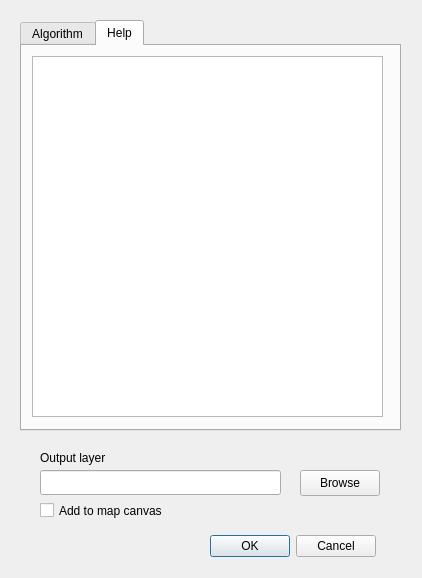
Qt form uifiles/ui_maxp.ui (clusterpy/clusterpy_qgis_plugin) before a commit.
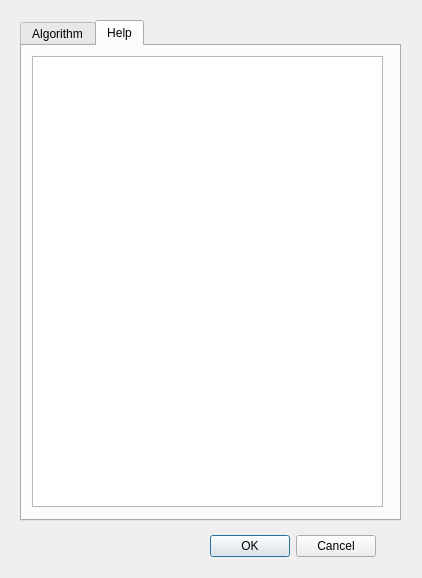
The same form after that commit. The open tabs and pages were chosen to show the change.

Commit message:
Move elements in maxp dialog
Moved the output options inside the algorithm tab.

Diff of the .ui file:
```diff
--- a/uifiles/ui_maxp.ui
+++ b/uifiles/ui_maxp.ui
@@ -50,7 +50,7 @@
      <x>20</x>
      <y>20</y>
      <width>381</width>
-     <height>411</height>
+     <height>501</height>
     </rect>
    </property>
    <property name="currentIndex">
@@ -229,28 +229,11 @@
       </layout>
      </widget>
     </widget>
-   </widget>
-   <widget class="QWidget" name="tab_2">
-    <attribute name="title">
-     <string>Help</string>
-    </attribute>
-    <widget class="QTextBrowser" name="help_browser">
-     <property name="geometry">
-      <rect>
-       <x>10</x>
-       <y>10</y>
-       <width>351</width>
-       <height>361</height>
-      </rect>
-     </property>
-    </widget>
-   </widget>
-  </widget>
   <widget class="QPushButton" name="browse_button">
    <property name="geometry">
     <rect>
-     <x>300</x>
-     <y>470</y>
+       <x>280</x>
+       <y>410</y>
      <width>80</width>
      <height>26</height>
     </rect>
@@ -262,31 +245,18 @@
   <widget class="QLineEdit" name="layer_path">
    <property name="geometry">
     <rect>
-     <x>40</x>
-     <y>470</y>
+       <x>20</x>
+       <y>410</y>
      <width>241</width>
      <height>25</height>
     </rect>
    </property>
   </widget>
-  <widget class="QCheckBox" name="add_canvas">
-   <property name="geometry">
-    <rect>
-     <x>40</x>
-     <y>500</y>
-     <width>341</width>
-     <height>21</height>
-    </rect>
-   </property>
-   <property name="text">
-    <string>Add to map canvas</string>
-   </property>
-  </widget>
   <widget class="QLabel" name="label">
    <property name="geometry">
     <rect>
-     <x>40</x>
-     <y>450</y>
+       <x>20</x>
+       <y>390</y>
      <width>91</width>
      <height>16</height>
     </rect>
@@ -294,6 +264,48 @@
    <property name="text">
     <string>Output layer</string>
    </property>
+    </widget>
+    <widget class="QCheckBox" name="add_canvas">
+     <property name="geometry">
+      <rect>
+       <x>20</x>
+       <y>440</y>
+       <width>341</width>
+       <height>21</height>
+      </rect>
+     </property>
+     <property name="text">
+      <string>Add to map canvas</string>
+     </property>
+    </widget>
+   </widget>
+   <widget class="QWidget" name="tab_2">
+    <attribute name="title">
+     <string>Help</string>
+    </attribute>
+    <widget class="QTextBrowser" name="help_browser">
+     <property name="geometry">
+      <rect>
+       <x>10</x>
+       <y>10</y>
+       <width>351</width>
+       <height>451</height>
+      </rect>
+     </property>
+     <property name="html">
+      <string>&lt;!DOCTYPE HTML PUBLIC &quot;-//W3C//DTD HTML 4.0//EN&quot; &quot;http://www.w3.org/TR/REC-html40/strict.dtd&quot;&gt;
+&lt;html&gt;&lt;head&gt;&lt;meta name=&quot;qrichtext&quot; content=&quot;1&quot; /&gt;&lt;style type=&quot;text/css&quot;&gt;
+p, li { white-space: pre-wrap; }
+&lt;/style&gt;&lt;/head&gt;&lt;body style=&quot; font-family:'Sans Serif'; font-size:9pt; font-weight:400; font-style:normal;&quot;&gt;
+&lt;p style=&quot;-qt-paragraph-type:empty; margin-top:0px; margin-bottom:0px; margin-left:0px; margin-right:0px; -qt-block-indent:0; text-indent:0px;&quot;&gt;&lt;br /&gt;&lt;/p&gt;&lt;/body&gt;&lt;/html&gt;</string>
+     </property>
+     <property name="source">
+      <url>
+       <string>file:///vagrant/uifiles/htmlfiles/maxphelp.html</string>
+      </url>
+     </property>
+    </widget>
+   </widget>
   </widget>
  </widget>
  <resources/>
```
Left out of the diff: 2 changed lines with no effect on the pictures. Lines whose indentation alone changed are shown as unchanged.
